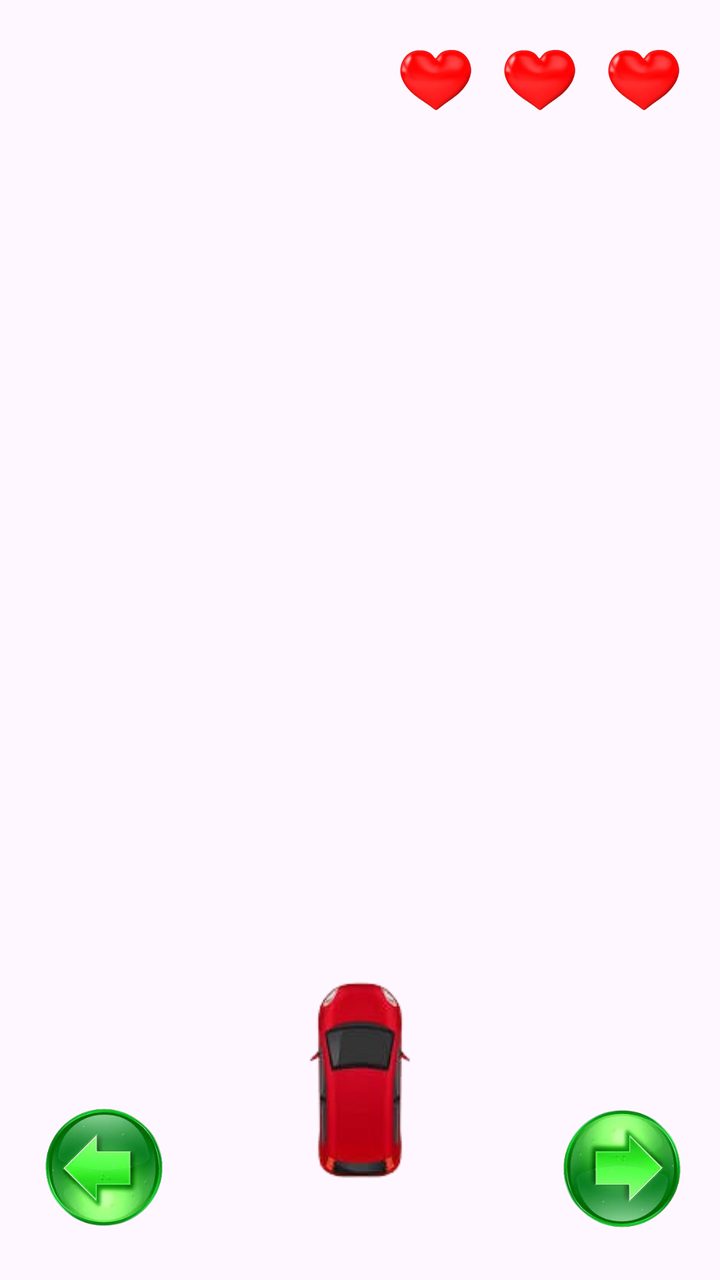
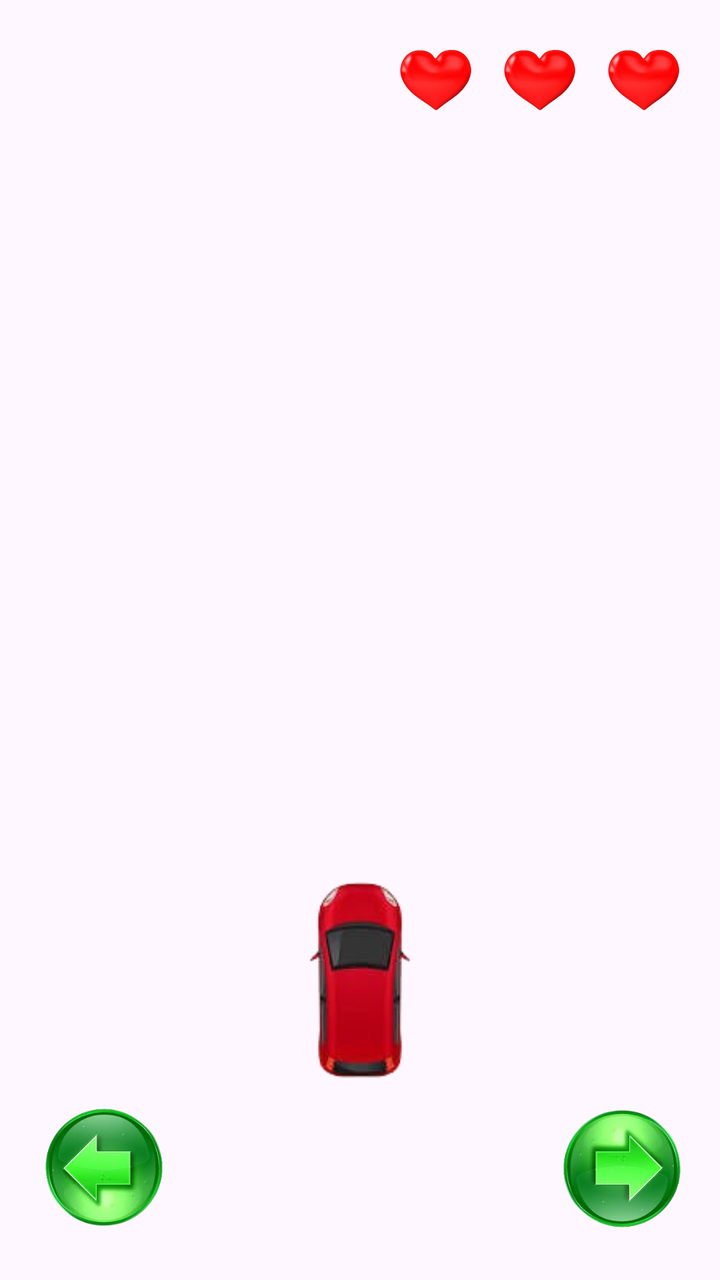

Before-and-after screenshots of an Android layout around one commit, followed by the original layout XML and the change that was made.
<!-- AndroidManifest.xml: application theme Theme.LaneGame -->
<!-- res/layout/activity_main.xml -->
<?xml version="1.0" encoding="utf-8"?>
<androidx.constraintlayout.widget.ConstraintLayout
    xmlns:android="http://schemas.android.com/apk/res/android"
    xmlns:tools="http://schemas.android.com/tools"
    xmlns:app="http://schemas.android.com/apk/res-auto"
    android:id="@+id/main"
    android:layout_width="match_parent"
    android:layout_height="match_parent"
    tools:context=".MainActivity">

    <FrameLayout
        android:id="@+id/gameArea"
        android:layout_width="0dp"
        android:layout_height="0dp"
        app:layout_constraintTop_toTopOf="parent"
        app:layout_constraintBottom_toBottomOf="parent"
        app:layout_constraintStart_toStartOf="parent"
        app:layout_constraintEnd_toEndOf="parent">

        <ImageView
            android:id="@+id/car"
            android:layout_width="120dp"
            android:layout_height="200dp"
            android:layout_gravity="bottom|center_horizontal"
            android:src="@drawable/car"
            android:contentDescription="Player"
            android:scaleType="fitCenter" />

    </FrameLayout>

    <ImageButton
        android:id="@+id/btnLeft"
        android:layout_width="64dp"
        android:layout_height="64dp"
        android:layout_marginStart="20dp"
        android:layout_marginBottom="24dp"
        android:background="@null"
        android:padding="0dp"
        android:scaleType="fitCenter"
        android:adjustViewBounds="true"
        android:contentDescription="Move left"
        android:src="@drawable/left"
        app:layout_constraintStart_toStartOf="@id/gameArea"
        app:layout_constraintBottom_toBottomOf="@id/gameArea" />

    <ImageButton
        android:id="@+id/btnRight"
        android:layout_width="64dp"
        android:layout_height="64dp"
        android:layout_marginEnd="17dp"
        android:layout_marginBottom="24dp"
        android:background="@null"
        android:padding="0dp"
        android:scaleType="fitCenter"
        android:adjustViewBounds="true"
        android:contentDescription="Move right"
        android:src="@drawable/right"
        app:layout_constraintEnd_toEndOf="@id/gameArea"
        app:layout_constraintBottom_toBottomOf="@id/gameArea" />

    <LinearLayout
        android:id="@+id/heartsContainer"
        android:layout_width="wrap_content"
        android:layout_height="wrap_content"
        android:orientation="horizontal"
        android:layout_marginTop="16dp"
        android:layout_marginEnd="16dp"
        app:layout_constraintTop_toTopOf="parent"
        app:layout_constraintEnd_toEndOf="parent">

        <ImageView
            android:id="@+id/heart1"
            android:layout_width="48dp"
            android:layout_height="48dp"
            android:layout_marginStart="4dp"
            android:src="@drawable/heart"/>

        <ImageView
            android:id="@+id/heart2"
            android:layout_width="48dp"
            android:layout_height="48dp"
            android:layout_marginStart="4dp"
            android:src="@drawable/heart" />

        <ImageView
            android:id="@+id/heart3"
            android:layout_width="48dp"
            android:layout_height="48dp"
            android:layout_marginStart="4dp"
            android:src="@drawable/heart" />

    </LinearLayout>
</androidx.constraintlayout.widget.ConstraintLayout>
<!-- resources referenced by this layout -->
<resources>
  <!-- drawable car: png bitmap (drawable, 15296 bytes) -->
  <!-- drawable heart: png bitmap (drawable, 40388 bytes) -->
  <!-- drawable left: png bitmap (drawable, 70808 bytes) -->
  <!-- drawable right: png bitmap (drawable, 57801 bytes) -->
  <style name="Theme.LaneGame" parent="Base.Theme.LaneGame" />
  <style name="Base.Theme.LaneGame" parent="Theme.Material3.DayNight.NoActionBar">
          
          
      </style>
</resources>

<!-- the commit's change to res/layout/activity_main.xml (unified diff, before → after) -->
@@ -22,6 +22,7 @@
             android:layout_width="120dp"
             android:layout_height="200dp"
             android:layout_gravity="bottom|center_horizontal"
+            android:layout_marginBottom="50dp"
             android:src="@drawable/car"
             android:contentDescription="Player"
             android:scaleType="fitCenter" />
